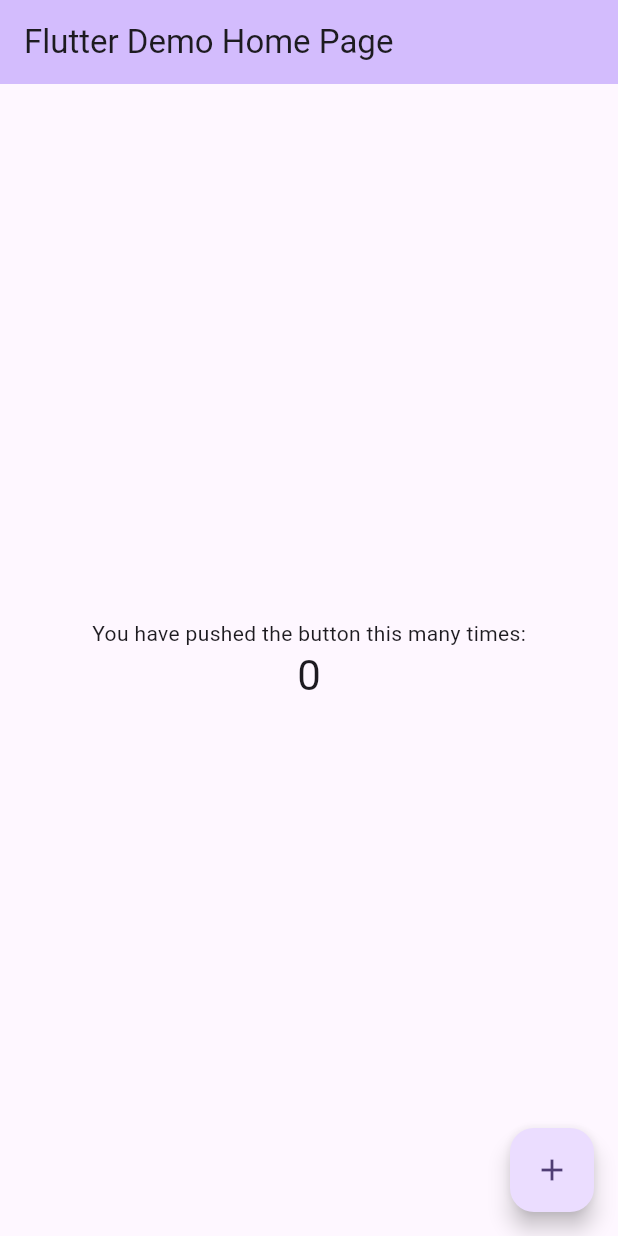
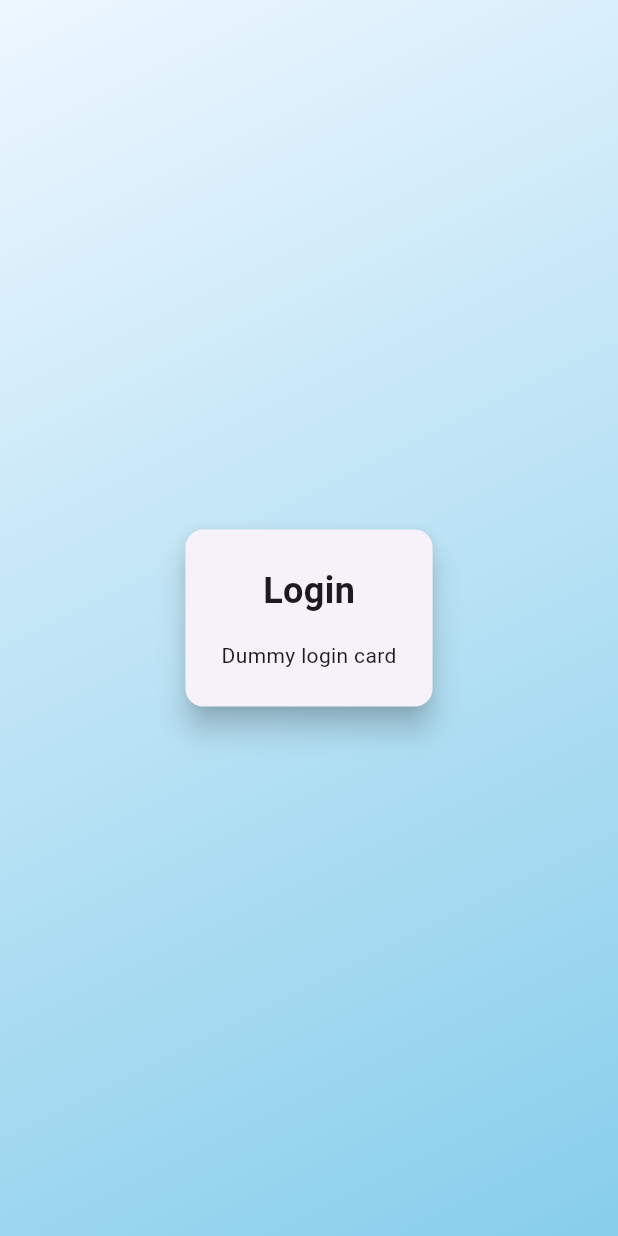
Before and after one commit to yudha556/kana_mobile_app, a Flutter app: the screen it shows after launch, on a phone screen of 412 x 824 dp. Run offline on Flutter 3.47's test engine with Material 3 defaults, Android fonts, the phone set to English and light mode, and no system bars.

Commit message:
adding app.dart

```diff
--- /dev/null
+++ b/lib/app/app.dart
@@ -0,0 +1,17 @@
+import 'package:flutter/material.dart';
+import 'router.dart';
+
+class KanaApp extends StatelessWidget {
+  const KanaApp({super.key});
+
+  @override
+  Widget build(BuildContext context) {
+    return MaterialApp(
+      debugShowCheckedModeBanner: false,
+      title: 'Kana App',
+      theme: ThemeData(useMaterial3: true),
+      onGenerateRoute: AppRouter.onGenerateRoute,
+      initialRoute: '/login',
+    );
+  }
+}
--- /dev/null
+++ b/lib/app/router.dart
@@ -0,0 +1,17 @@
+import 'package:flutter/material.dart';
+import '../features/auth/screens/login_screen.dart';
+
+class AppRouter {
+  static Route<dynamic> onGenerateRoute(RouteSettings settings) {
+    switch (settings.name) {
+      case '/login':
+        return MaterialPageRoute(builder: (_) => const LoginScreen());
+      default:
+        return MaterialPageRoute(
+          builder: (_) => const Scaffold(
+            body: Center(child: Text('404')),
+          ),
+        );
+    }
+  }
+}
--- /dev/null
+++ b/lib/features/auth/screens/login_screen.dart
@@ -0,0 +1,19 @@
+import 'package:flutter/material.dart';
+import '../widgets/animated_bg.dart';
+import '../widgets/login_card.dart';
+
+class LoginScreen extends StatelessWidget {
+  const LoginScreen({super.key});
+
+  @override
+  Widget build(BuildContext context) {
+    return Scaffold(
+      body: Stack(
+        children: const [
+          AnimatedBackground(),
+          Center(child: LoginCard()),
+        ],
+      ),
+    );
+  }
+}
--- /dev/null
+++ b/lib/features/auth/widgets/animated_bg.dart
@@ -0,0 +1,21 @@
+import 'package:flutter/material.dart';
+
+class AnimatedBackground extends StatelessWidget {
+  const AnimatedBackground({super.key});
+
+  @override
+  Widget build(BuildContext context) {
+    return Container(
+      decoration: const BoxDecoration(
+        gradient: LinearGradient(
+          begin: Alignment.topLeft,
+          end: Alignment.bottomRight,
+          colors: [
+            Color(0xFFEEF7FF),
+            Color(0xFF87CEEB),
+          ],
+        ),
+      ),
+    );
+  }
+}
--- /dev/null
+++ b/lib/features/auth/widgets/login_card.dart
@@ -0,0 +1,26 @@
+import 'package:flutter/material.dart';
+
+class LoginCard extends StatelessWidget {
+  const LoginCard({super.key});
+
+  @override
+  Widget build(BuildContext context) {
+    return Card(
+      elevation: 8,
+      child: Padding(
+        padding: const EdgeInsets.all(24),
+        child: Column(
+          mainAxisSize: MainAxisSize.min,
+          children: const [
+            Text(
+              'Login',
+              style: TextStyle(fontSize: 24, fontWeight: FontWeight.bold),
+            ),
+            SizedBox(height: 16),
+            Text('Dummy login card'),
+          ],
+        ),
+      ),
+    );
+  }
+}
--- a/lib/main.dart
+++ b/lib/main.dart
@@ -1,122 +1,6 @@
 import 'package:flutter/material.dart';
+import 'app/app.dart';
 
 void main() {
-  runApp(const MyApp());
+  runApp(const KanaApp());
 }
-
-class MyApp extends StatelessWidget {
-  const MyApp({super.key});
-
-  // This widget is the root of your application.
-  @override
-  Widget build(BuildContext context) {
-    return MaterialApp(
-      title: 'Flutter Demo',
-      theme: ThemeData(
-        // This is the theme of your application.
-        //
-        // TRY THIS: Try running your application with "flutter run". You'll see
-        // the application has a purple toolbar. Then, without quitting the app,
-        // try changing the seedColor in the colorScheme below to Colors.green
-        // and then invoke "hot reload" (save your changes or press the "hot
-        // reload" button in a Flutter-supported IDE, or press "r" if you used
-        // the command line to start the app).
-        //
-        // Notice that the counter didn't reset back to zero; the application
-        // state is not lost during the reload. To reset the state, use hot
-        // restart instead.
-        //
-        // This works for code too, not just values: Most code changes can be
-        // tested with just a hot reload.
-        colorScheme: ColorScheme.fromSeed(seedColor: Colors.deepPurple),
-      ),
-      home: const MyHomePage(title: 'Flutter Demo Home Page'),
-    );
-  }
-}
-
-class MyHomePage extends StatefulWidget {
-  const MyHomePage({super.key, required this.title});
-
-  // This widget is the home page of your application. It is stateful, meaning
-  // that it has a State object (defined below) that contains fields that affect
-  // how it looks.
-
-  // This class is the configuration for the state. It holds the values (in this
-  // case the title) provided by the parent (in this case the App widget) and
-  // used by the build method of the State. Fields in a Widget subclass are
-  // always marked "final".
-
-  final String title;
-
-  @override
-  State<MyHomePage> createState() => _MyHomePageState();
-}
-
-class _MyHomePageState extends State<MyHomePage> {
-  int _counter = 0;
-
-  void _incrementCounter() {
-    setState(() {
-      // This call to setState tells the Flutter framework that something has
-      // changed in this State, which causes it to rerun the build method below
-      // so that the display can reflect the updated values. If we changed
-      // _counter without calling setState(), then the build method would not be
-      // called again, and so nothing would appear to happen.
-      _counter++;
-    });
-  }
-
-  @override
-  Widget build(BuildContext context) {
-    // This method is rerun every time setState is called, for instance as done
-    // by the _incrementCounter method above.
-    //
-    // The Flutter framework has been optimized to make rerunning build methods
-    // fast, so that you can just rebuild anything that needs updating rather
-    // than having to individually change instances of widgets.
-    return Scaffold(
-      appBar: AppBar(
-        // TRY THIS: Try changing the color here to a specific color (to
-        // Colors.amber, perhaps?) and trigger a hot reload to see the AppBar
-        // change color while the other colors stay the same.
-        backgroundColor: Theme.of(context).colorScheme.inversePrimary,
-        // Here we take the value from the MyHomePage object that was created by
-        // the App.build method, and use it to set our appbar title.
-        title: Text(widget.title),
-      ),
-      body: Center(
-        // Center is a layout widget. It takes a single child and positions it
-        // in the middle of the parent.
-        child: Column(
-          // Column is also a layout widget. It takes a list of children and
-          // arranges them vertically. By default, it sizes itself to fit its
-          // children horizontally, and tries to be as tall as its parent.
-          //
-          // Column has various properties to control how it sizes itself and
-          // how it positions its children. Here we use mainAxisAlignment to
-          // center the children vertically; the main axis here is the vertical
-          // axis because Columns are vertical (the cross axis would be
-          // horizontal).
-          //
-          // TRY THIS: Invoke "debug painting" (choose the "Toggle Debug Paint"
-          // action in the IDE, or press "p" in the console), to see the
-          // wireframe for each widget.
-          mainAxisAlignment: MainAxisAlignment.center,
-          children: <Widget>[
-            const Text('You have pushed the button this many times:'),
-            Text(
-              '$_counter',
-              style: Theme.of(context).textTheme.headlineMedium,
-            ),
-          ],
-        ),
-      ),
-      floatingActionButton: FloatingActionButton(
-        onPressed: _incrementCounter,
-        tooltip: 'Increment',
-        child: const Icon(Icons.add),
-      ), // This trailing comma makes auto-formatting nicer for build methods.
-    );
-  }
-}
```
